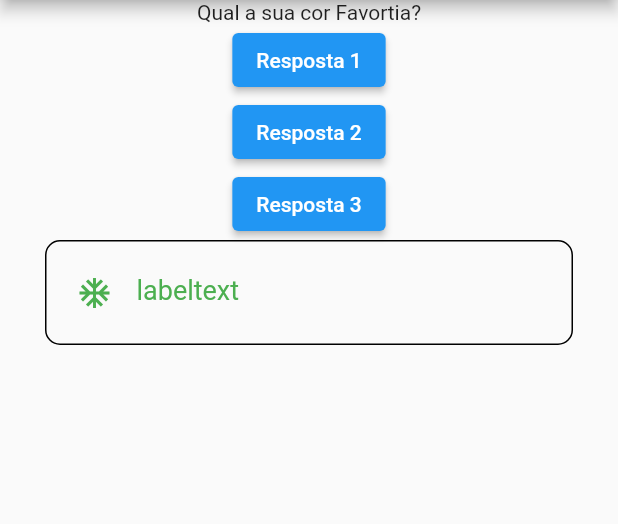
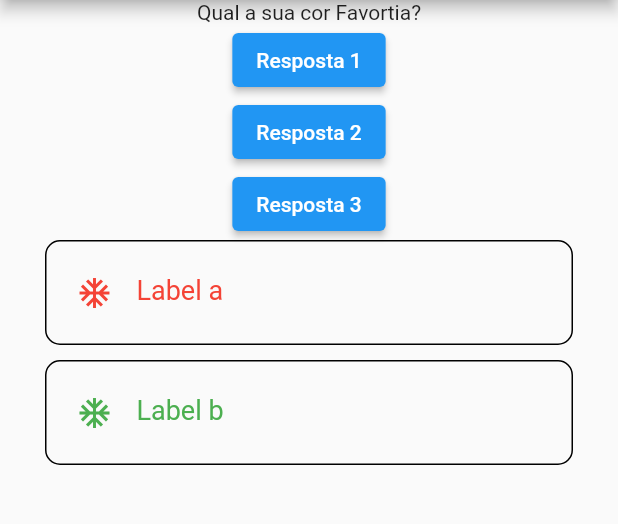
Before and after one commit to PhRezende-eng/Cod3rTest, a Flutter app: the screen it shows after launch, on a phone screen of 412 x 824 dp, the part 84-608 px from its top. Run offline on Flutter 3.47's test engine with Material 2 defaults, Android fonts, the phone set to English and light mode, and no system bars.

```diff
--- /dev/null
+++ b/lib/components/input.dart
@@ -0,0 +1,65 @@
+import 'package:flutter/material.dart';
+
+class Input extends StatelessWidget {
+  final String label;
+  final String hint;
+  final Color colorlabel;
+  final Color coloricon;
+
+  const Input(
+      {required this.label,
+      required this.hint,
+      required this.coloricon,
+      required this.colorlabel,
+      Key? key})
+      : super(key: key);
+
+  // const Input({  ****      required this.       ****,Key? key}) : super(key: key);
+
+  @override
+  Widget build(BuildContext context) {
+    return Container(
+      height: 70,
+      alignment: Alignment.center,
+      decoration: BoxDecoration(
+        border: Border.all(
+          color: Colors.black,
+        ),
+        borderRadius: BorderRadius.all(
+          Radius.circular(10),
+        ),
+        // boxShadow: BoxShadow,
+      ),
+      padding: EdgeInsets.only(left: 20, right: 60),
+      margin: EdgeInsets.only(left: 30, right: 30),
+      child: TextFormField(
+        cursorColor: Colors.black,
+        cursorRadius: Radius.circular(10),
+        style: TextStyle(
+          fontSize: 20,
+        ),
+        decoration: InputDecoration(
+          icon: Icon(
+            Icons.ac_unit_outlined,
+            color: coloricon,
+          ),
+          hintText: label,
+          hintStyle: TextStyle(
+            fontSize: 20,
+            textBaseline: TextBaseline.ideographic,
+          ),
+          labelText: label,
+          labelStyle: TextStyle(
+            fontSize: 18,
+            textBaseline: TextBaseline.ideographic,
+            color: colorlabel,
+          ),
+          border: InputBorder.none,
+        ),
+        validator: (String? value) {
+          return (value != null && value.contains('@')) ? ' NÃO USE @ ' : null;
+        },
+      ),
+    );
+  }
+}
--- /dev/null
+++ b/lib/components/question.dart
@@ -0,0 +1,14 @@
+import 'package:flutter/material.dart';
+
+class Questao extends StatelessWidget {
+  final String texto;
+
+  Questao(this.texto);
+
+  // const Questao({Key? key}) : super(key: key);
+
+  @override
+  Widget build(BuildContext context) {
+    return Text(texto);
+  }
+}
--- a/lib/screens/home_page.dart
+++ b/lib/screens/home_page.dart
@@ -1,4 +1,6 @@
 import 'package:flutter/material.dart';
+import '../components/question.dart';
+import '../components/input.dart';
 
 class HomePage extends StatefulWidget {
   @override
@@ -33,7 +35,7 @@ class _HomePageState extends State<HomePage> {
     return Center(
       child: Column(
         children: [
-          Text(perguntas[perguntaRespondida]),
+          Questao(perguntas[perguntaRespondida]),
           ElevatedButton(
             child: Text('Resposta 1'),
             onPressed: responder,
@@ -46,50 +48,18 @@ class _HomePageState extends State<HomePage> {
             child: Text('Resposta 3'),
             onPressed: responder,
           ),
-          Container(
-            height: 70,
-            alignment: Alignment.center,
-            decoration: BoxDecoration(
-              border: Border.all(
-                color: Colors.black,
-              ),
-              borderRadius: BorderRadius.all(
-                Radius.circular(10),
-              ),
-              // boxShadow: BoxShadow,
-            ),
-            padding: EdgeInsets.only(left: 20, right: 60),
-            margin: EdgeInsets.only(left: 30, right: 30),
-            child: TextFormField(
-              cursorColor: Colors.black,
-              cursorRadius: Radius.circular(10),
-              style: TextStyle(
-                fontSize: 20,
-              ),
-              decoration: InputDecoration(
-                icon: Icon(
-                  Icons.ac_unit_outlined,
-                  color: Colors.green,
-                ),
-                hintText: "hintext",
-                hintStyle: TextStyle(
-                  fontSize: 20,
-                  textBaseline: TextBaseline.ideographic,
-                ),
-                labelText: "labeltext",
-                labelStyle: TextStyle(
-                  fontSize: 18,
-                  textBaseline: TextBaseline.ideographic,
-                  color: Colors.green,
-                ),
-                border: InputBorder.none,
-              ),
-              validator: (String? value) {
-                return (value != null && value.contains('@'))
-                    ? ' NÃO USE @ '
-                    : null;
-              },
-            ),
+          Input(
+            label: "Label a",
+            hint: "Hint a",
+            coloricon: Colors.red,
+            colorlabel: Colors.red,
+          ),
+          SizedBox(height: 10),
+          Input(
+            label: "Label b",
+            hint: "Hint b",
+            coloricon: Colors.green,
+            colorlabel: Colors.green,
           ),
         ],
       ),
```
